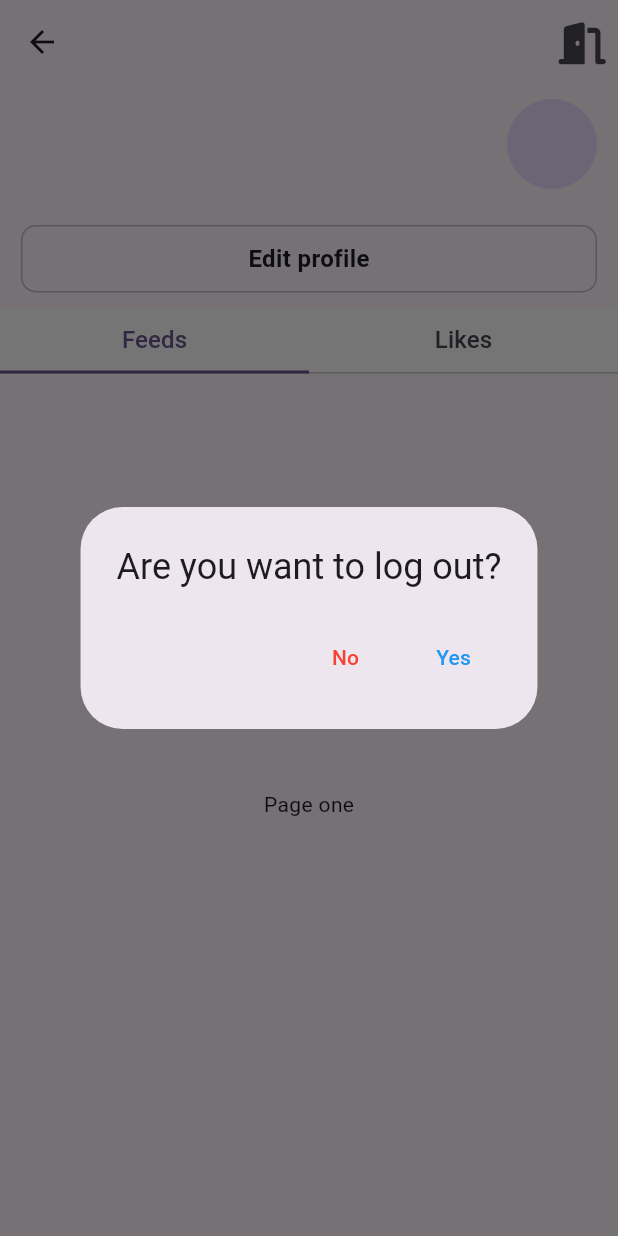
After one commit to dlrlfgh1210/vivarium, a Flutter app: the UserProfileSCreen screen opened directly, after a tap on an icon or button, on a phone screen of 412 x 824 dp. The commit adds this screen. Run offline on Flutter 3.47's test engine with Material 2 defaults, Android fonts, the phone set to English and light mode, and no system bars; our stand-ins replace camera, cloud_firestore, dotted_border, firebase_auth, firebase_core, firebase_storage and 6 more; accounts and stored records are empty.

Commit message:
UserProfile & Refactoring

```diff
--- a/lib/firebase_error_snack.dart
+++ b/lib/authentication/widgets/firebase_error_snack.dart
@@ -1,4 +1,4 @@
-import 'package:firebase_core/firebase_core.dart';
+import 'package:firebase_auth/firebase_auth.dart';
 import 'package:flutter/material.dart';
 
 void showFirebaseErrorSnack(
--- a/lib/more_screen.dart
+++ b/lib/more_screen.dart
@@ -43,7 +43,7 @@ class _MoreScreenState extends ConsumerState<MoreScreen> {
                     ),
                     TextButton(
                       onPressed: () {
-                        ref.read(authRepo).signOut();
+                        ref.read(authRepository).signOut();
                         context.goNamed(LogInScreen.routeName);
                       },
                       child: const Text(
--- a/lib/my_screen.dart
+++ b/lib/my_screen.dart
@@ -1,8 +1,8 @@
 import 'package:flutter/material.dart';
 
 class MyScreen extends StatefulWidget {
-  static const routeName = "My";
-  static const routeURL = "/My";
+  // static const routeName = "My";
+  // static const routeURL = "/My";
   const MyScreen({super.key});
 
   @override
--- /dev/null
+++ b/lib/users/view_models/users_view_model.dart
@@ -0,0 +1,52 @@
+import 'dart:async';
+
+import 'package:firebase_auth/firebase_auth.dart';
+import 'package:flutter_riverpod/flutter_riverpod.dart';
+import 'package:vivarium/authentication/repos/authentication_repo.dart';
+import 'package:vivarium/users/models/user_profile_model.dart';
+import 'package:vivarium/users/repos/user_repository.dart';
+
+class UsersViewModel extends AsyncNotifier<UserProfileModel> {
+  late final UserRepository _usersRepository;
+  late final AuthenticationRepository _authenticationRepository;
+
+  @override
+  FutureOr<UserProfileModel> build() async {
+    _usersRepository = ref.read(userRepository);
+    _authenticationRepository = ref.read(authRepository);
+
+    if (_authenticationRepository.isLoggedIn) {
+      final profile = await _usersRepository
+          .findProfile(_authenticationRepository.user!.uid);
+      if (profile != null) {
+        return UserProfileModel.fromJson(profile);
+      }
+    }
+    return UserProfileModel.empty();
+  }
+
+  Future<void> createProfile(UserCredential credential) async {
+    if (credential.user == null) {
+      throw Exception("Account not created");
+    }
+    state = const AsyncValue.loading();
+    final profile = UserProfileModel(
+      email: credential.user!.email ?? "anon@anon.com",
+      uid: credential.user!.uid,
+      name: credential.user!.displayName ?? "Anon",
+      hasAvatar: false,
+    );
+    await _usersRepository.createProfile(profile);
+    state = AsyncValue.data(profile);
+  }
+
+  Future<void> onAvatarUpload() async {
+    if (state.value == null) return;
+    state = AsyncValue.data(state.value!.copyWith(hasAvatar: true));
+    await _usersRepository.updateUser(state.value!.uid, {"hasAvatar": true});
+  }
+}
+
+final usersProvider = AsyncNotifierProvider<UsersViewModel, UserProfileModel>(
+  () => UsersViewModel(),
+);
--- /dev/null
+++ b/lib/users/views/users_profile_screen.dart
@@ -0,0 +1,152 @@
+import 'package:flutter/material.dart';
+import 'package:flutter_riverpod/flutter_riverpod.dart';
+import 'package:font_awesome_flutter/font_awesome_flutter.dart';
+import 'package:go_router/go_router.dart';
+import 'package:vivarium/authentication/repos/authentication_repo.dart';
+import 'package:vivarium/authentication/views/log_in_screen.dart';
+import 'package:vivarium/users/views/widgets/avatar.dart';
+import 'package:vivarium/users/views/widgets/button.dart';
+import 'package:vivarium/users/views/widgets/persistent_tab_bar.dart';
+import 'package:vivarium/users/view_models/users_view_model.dart';
+
+class UserProfileSCreen extends ConsumerStatefulWidget {
+  static const routeName = "My";
+  static const routeURL = "/My";
+  const UserProfileSCreen({super.key});
+
+  @override
+  UserProfileSCreenState createState() => UserProfileSCreenState();
+}
+
+class UserProfileSCreenState extends ConsumerState<UserProfileSCreen> {
+  void _logOutPressed() {
+    showDialog(
+      context: context,
+      builder: (context) => AlertDialog(
+        title: const Text("Are you want to log out?"),
+        actions: [
+          TextButton(
+            onPressed: () => Navigator.of(context).pop(),
+            child: const Text(
+              "No",
+              style: TextStyle(
+                color: Colors.red,
+              ),
+            ),
+          ),
+          TextButton(
+            onPressed: () {
+              ref.read(authRepository).signOut();
+              context.goNamed(LogInScreen.routeName);
+            },
+            child: const Text(
+              "Yes",
+              style: TextStyle(
+                color: Colors.blue,
+              ),
+            ),
+          ),
+        ],
+      ),
+    );
+  }
+
+  @override
+  Widget build(BuildContext context) {
+    return ref.watch(usersProvider).when(
+          error: (error, stackTrace) => Center(
+            child: Text(error.toString()),
+          ),
+          loading: () => const Center(
+            child: CircularProgressIndicator.adaptive(),
+          ),
+          data: (data) => Scaffold(
+            body: SafeArea(
+              child: DefaultTabController(
+                length: 2,
+                child: NestedScrollView(
+                  headerSliverBuilder: (context, innerBoxIsScrolled) {
+                    return [
+                      SliverAppBar(
+                        actions: [
+                          IconButton(
+                            onPressed: _logOutPressed,
+                            icon: const FaIcon(
+                              FontAwesomeIcons.doorOpen,
+                              size: 28,
+                            ),
+                          ),
+                        ],
+                      ),
+                      SliverToBoxAdapter(
+                        child: Padding(
+                          padding: const EdgeInsets.symmetric(
+                            horizontal: 14,
+                            vertical: 10,
+                          ),
+                          child: Column(
+                            children: [
+                              Row(
+                                mainAxisSize: MainAxisSize.max,
+                                mainAxisAlignment:
+                                    MainAxisAlignment.spaceBetween,
+                                crossAxisAlignment: CrossAxisAlignment.start,
+                                children: [
+                                  Column(
+                                    crossAxisAlignment:
+                                        CrossAxisAlignment.start,
+                                    children: [
+                                      Text(
+                                        data.email,
+                                        style: const TextStyle(
+                                          fontSize: 24,
+                                          fontWeight: FontWeight.w600,
+                                        ),
+                                      ),
+                                      const SizedBox(
+                                        height: 8,
+                                      ),
+                                    ],
+                                  ),
+                                  Avatar(
+                                    uid: data.uid,
+                                    hasAvatar: data.hasAvatar,
+                                  ),
+                                ],
+                              ),
+                              const SizedBox(
+                                height: 24,
+                              ),
+                              const FractionallySizedBox(
+                                widthFactor: 1,
+                                child: Button(
+                                  text: "Edit profile",
+                                ),
+                              ),
+                            ],
+                          ),
+                        ),
+                      ),
+                      SliverPersistentHeader(
+                        pinned: true,
+                        delegate: PersistentTabBar(),
+                      ),
+                    ];
+                  },
+                  body: const TabBarView(
+                    children: [
+                      Center(
+                        child: Text('Page one'),
+                      ),
+                      Center(
+                        child: Text('Page two'),
+                      ),
+                    ],
+                  ),
+                ),
+              ),
+            ),
+          ),
+        );
+  }
+}
--- /dev/null
+++ b/lib/users/views/widgets/avatar.dart
@@ -0,0 +1,54 @@
+import 'dart:io';
+import 'package:flutter/material.dart';
+import 'package:flutter_riverpod/flutter_riverpod.dart';
+import 'package:image_picker/image_picker.dart';
+import 'package:vivarium/users/view_models/avatar_view_model.dart';
+
+class Avatar extends ConsumerWidget {
+  final bool hasAvatar;
+  final String uid;
+
+  const Avatar({
+    super.key,
+    required this.uid,
+    required this.hasAvatar,
+  });
+
+  Future<void> _onAvatarTap(WidgetRef ref) async {
+    final xfile = await ImagePicker().pickImage(
+      source: ImageSource.gallery,
+      imageQuality: 40,
+      maxHeight: 150,
+      maxWidth: 150,
+    );
+    if (xfile != null) {
+      final file = File(xfile.path);
+      ref.read(avatarProvider.notifier).uploadAvatar(file);
+    }
+  }
+
+  @override
+  Widget build(BuildContext context, WidgetRef ref) {
+    final isLoading = ref.watch(avatarProvider).isLoading;
+    return GestureDetector(
+      onTap: isLoading ? null : () => _onAvatarTap(ref),
+      child: isLoading
+          ? Container(
+              width: 50,
+              height: 50,
+              alignment: Alignment.center,
+              decoration: const BoxDecoration(
+                shape: BoxShape.circle,
+              ),
+              child: const CircularProgressIndicator(),
+            )
+          : CircleAvatar(
+              radius: 30,
+              foregroundImage: hasAvatar
+                  ? NetworkImage(
+                      "https://firebasestorage.googleapis.com/v0/b/vivarium-soocho.appspot.com/o/avatars%2F$uid?alt=media&haha=${DateTime.now().toString()}")
+                  : null,
+            ),
+    );
+  }
+}
--- /dev/null
+++ b/lib/users/views/widgets/button.dart
@@ -0,0 +1,38 @@
+import 'package:flutter/material.dart';
+
+class Button extends StatelessWidget {
+  const Button({super.key, this.onTap, required this.text});
+
+  final void Function()? onTap;
+  final String text;
+
+  @override
+  Widget build(BuildContext context) {
+    return GestureDetector(
+      onTap: onTap,
+      child: Container(
+        padding: const EdgeInsets.symmetric(
+          horizontal: 14,
+          vertical: 10,
+        ),
+        decoration: BoxDecoration(
+          border: Border.all(
+            color: Colors.grey.shade400,
+          ),
+          borderRadius: BorderRadius.circular(
+            10,
+          ),
+        ),
+        child: Center(
+          child: Text(
+            text,
+            style: const TextStyle(
+              fontWeight: FontWeight.w600,
+              fontSize: 16,
+            ),
+          ),
+        ),
+      ),
+    );
+  }
+}
--- /dev/null
+++ b/lib/users/views/widgets/persistent_tab_bar.dart
@@ -0,0 +1,57 @@
+import 'package:flutter/material.dart';
+
+class PersistentTabBar extends SliverPersistentHeaderDelegate {
+  @override
+  Widget build(
+      BuildContext context, double shrinkOffset, bool overlapsContent) {
+    return Container(
+      decoration: const BoxDecoration(
+        color: Colors.white,
+      ),
+      child: const TabBar(
+        labelPadding: EdgeInsets.symmetric(
+          vertical: 10,
+        ),
+        indicatorSize: TabBarIndicatorSize.tab,
+        indicatorWeight: 1,
+        tabs: [
+          Padding(
+            padding: EdgeInsets.symmetric(
+              horizontal: 20,
+            ),
+            child: Text(
+              "Feeds",
+              style: TextStyle(
+                fontWeight: FontWeight.w500,
+                fontSize: 16,
+              ),
+            ),
+          ),
+          Padding(
+            padding: EdgeInsets.symmetric(
+              horizontal: 20,
+            ),
+            child: Text(
+              "Likes",
+              style: TextStyle(
+                fontWeight: FontWeight.w500,
+                fontSize: 16,
+              ),
+            ),
+          ),
+        ],
+      ),
+    );
+  }
+
+  @override
+  double get maxExtent => 44;
+
+  @override
+  double get minExtent => 44;
+
+  @override
+  bool shouldRebuild(covariant SliverPersistentHeaderDelegate oldDelegate) {
+    return true;
+  }
+}
```
Also changed, not shown: lib/authentication/repos/authentication_repo.dart (+13 -11 lines), lib/authentication/view_models/log_in_view_model.dart (+4 -4 lines), lib/authentication/view_models/sign_up_view_model.dart (+16 -13 lines), lib/authentication/views/auth_container.dart (+6 -3 lines), lib/authentication/views/log_in_screen.dart (+20 -4 lines), lib/authentication/views/sign_up_screen.dart (+24 -9 lines), lib/chat_screen.dart (deleted, +0 -23 lines), lib/navigation/main_navigation_screen.dart (+5 -18 lines), lib/router.dart (+6 -12 lines), lib/users/models/user_profile_model.dart (added, +47 -0 lines), lib/users/repos/user_repository.dart (added, +35 -0 lines), lib/users/view_models/avatar_view_model.dart (added, +32 -0 lines).
